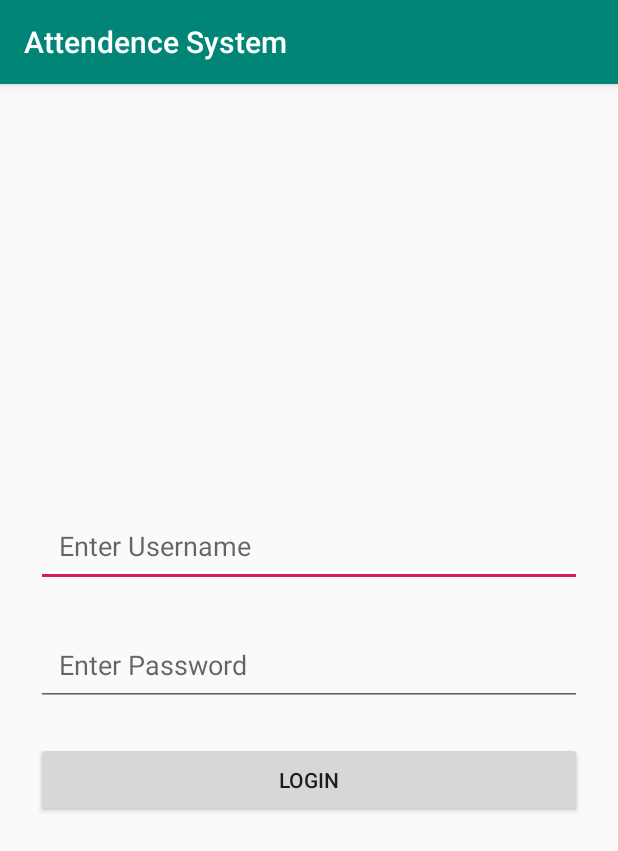
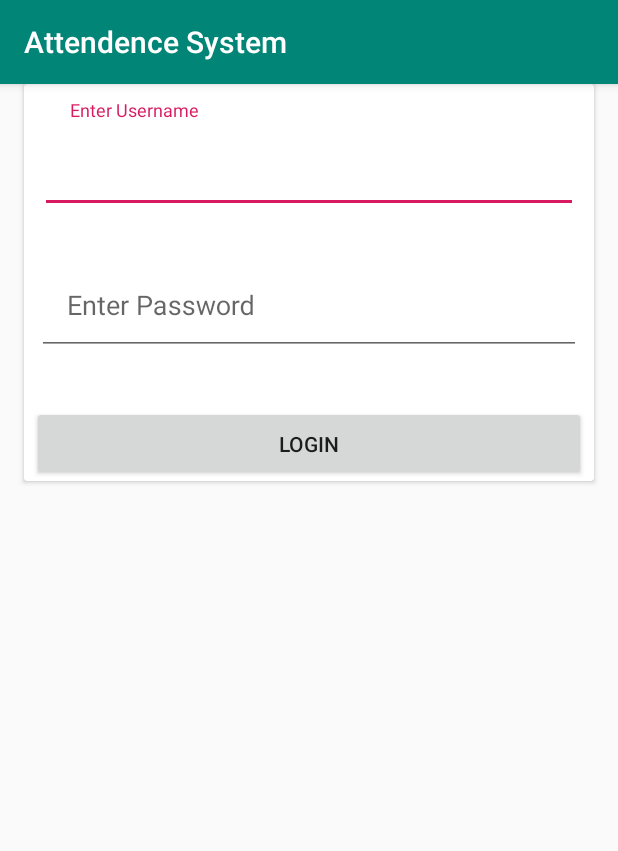
Before and after one commit to Rocking260/Attendence-System, an Android app: the screen it shows after launch (MainActivity), on a phone screen of 412 x 824 dp. Shown: the top 851 px of the screen. Run offline under Robolectric (Android 15) with nearby library versions, the light colour scheme and no system bars.

Commit message:
Changed Login Layout

```diff
--- a/app/src/main/res/layout/activity_main.xml
+++ b/app/src/main/res/layout/activity_main.xml
@@ -7,44 +7,60 @@
     android:layout_height="match_parent"
     tools:context=".MainActivity">
 
-    <LinearLayout
-        android:layout_width="0dp"
+
+    <android.support.v7.widget.CardView
+        android:layout_width="match_parent"
         android:layout_height="wrap_content"
-        android:orientation="vertical"
-        app:layout_constraintBottom_toBottomOf="parent"
+        android:layout_marginStart="16dp"
+        android:layout_marginEnd="16dp"
         app:layout_constraintEnd_toEndOf="parent"
         app:layout_constraintStart_toStartOf="parent"
-        app:layout_constraintTop_toTopOf="parent">
+        tools:layout_editor_absoluteY="209dp">
 
-        <EditText
-            android:id="@+id/et_user"
+        <LinearLayout
+            android:layout_width="match_parent"
+            android:layout_height="match_parent"
+            android:orientation="vertical">
+
+            <android.support.design.widget.TextInputLayout
                 android:layout_width="match_parent"
                 android:layout_height="wrap_content"
-            android:layout_marginStart="24dp"
-            android:layout_marginEnd="24dp"
-            android:layout_marginBottom="24dp"
-            android:hint="@string/edit_user"
-            android:padding="15dp" />
+                android:layout_margin="5dp"
+                android:padding="5dp">
 
-        <EditText
-            android:id="@+id/et_pass"
+                <android.support.design.widget.TextInputEditText
                     android:layout_width="match_parent"
                     android:layout_height="wrap_content"
-            android:layout_marginStart="24dp"
-            android:layout_marginEnd="24dp"
-            android:layout_marginBottom="24dp"
+                    android:hint="@string/edit_user"
+                    android:padding="20dp" />
+            </android.support.design.widget.TextInputLayout>
+
+            <android.support.design.widget.TextInputLayout
+                android:layout_width="match_parent"
+                android:layout_height="wrap_content"
+                android:layout_margin="3dp"
+                android:padding="5dp">
+
+                <android.support.design.widget.TextInputEditText
+                    android:layout_width="match_parent"
+                    android:layout_height="wrap_content"
                     android:hint="@string/edit_pass"
-            android:inputType="textPassword"
-            android:padding="15dp" />
+                    android:padding="20dp" />
+            </android.support.design.widget.TextInputLayout>
 
             <Button
                 android:id="@+id/button"
                 android:layout_width="match_parent"
                 android:layout_height="wrap_content"
-            android:layout_marginStart="24dp"
-            android:layout_marginEnd="24dp"
+                android:layout_gravity="bottom|end"
+                android:layout_marginStart="5dp"
+                android:layout_marginTop="25dp"
+                android:layout_marginEnd="5dp"
+                android:gravity="center_horizontal|center_vertical"
                 android:padding="15dp"
                 android:text="@string/login_button" />
         </LinearLayout>
 
+    </android.support.v7.widget.CardView>
+
 </android.support.constraint.ConstraintLayout>
```
Lines whose indentation alone changed are shown as unchanged.
